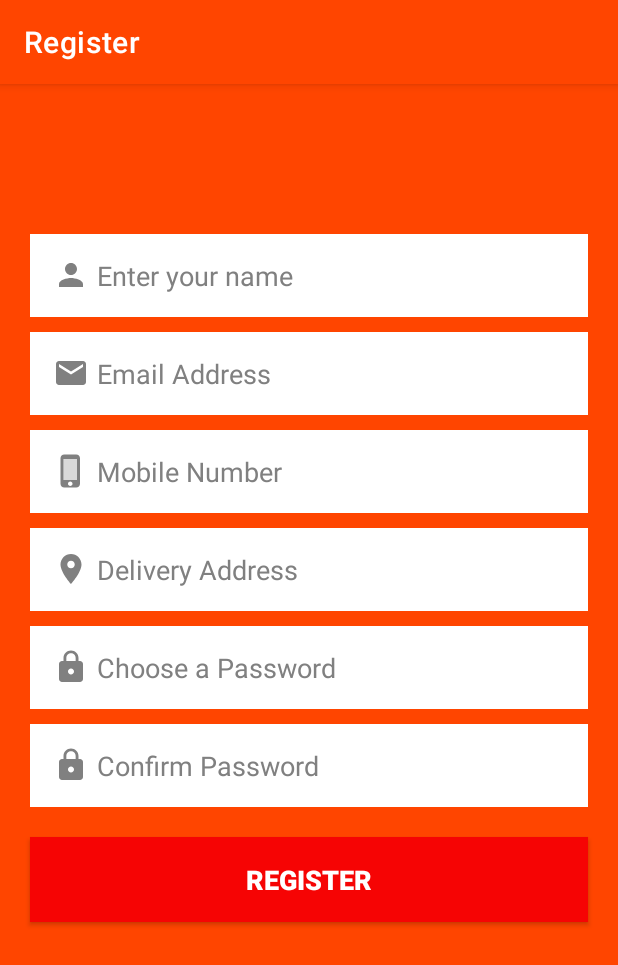
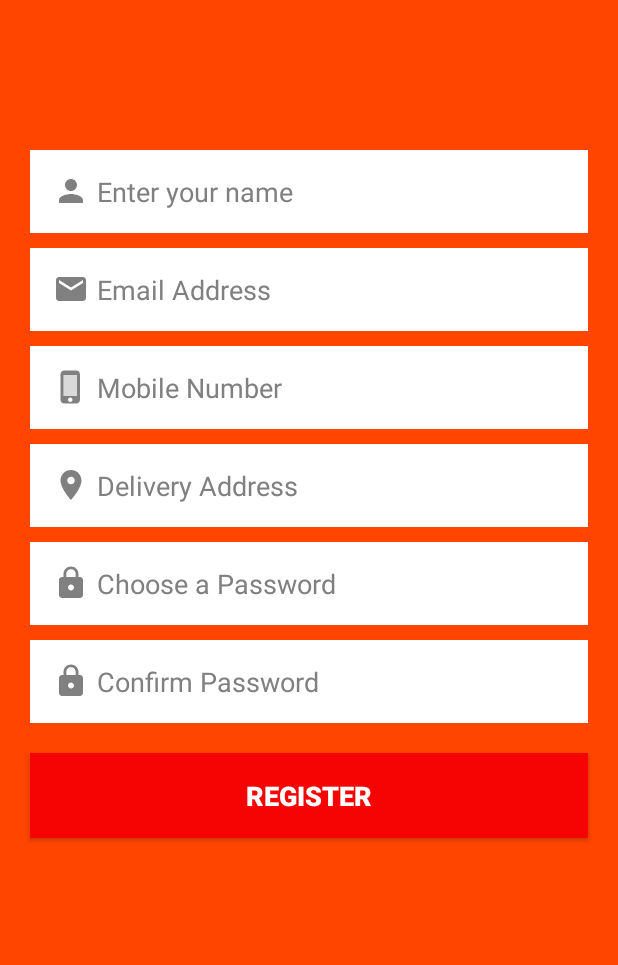
Before and after one commit to Saral03/FoodHunt-App, an Android app: the MainActivity screen opened directly, with no data from a screen before it, after a tap on "SignUp", on a phone screen of 412 x 824 dp. Shown: the top 965 px of the screen. Run offline under Robolectric (Android 15) with nearby library versions, the phone set to English and light mode, and no system bars; 2 other taps on this screen came first.

```diff
--- a/app/src/main/java/com/example/foodhunt/Login.kt
+++ b/app/src/main/java/com/example/foodhunt/Login.kt
@@ -72,4 +72,5 @@ class MainActivity : AppCompatActivity() {
 //        finish()
 //    }
 
+
 }
--- a/app/src/main/res/values-night/themes.xml
+++ b/app/src/main/res/values-night/themes.xml
@@ -1,6 +1,6 @@
 <resources xmlns:tools="http://schemas.android.com/tools">
     <!-- Base application theme. -->
-    <style name="Theme.FoodHunt" parent="Theme.MaterialComponents.Light.DarkActionBar">
+    <style name="Theme.FoodHunt" parent="Theme.MaterialComponents.Light.NoActionBar">
         <!-- Primary brand color. -->
         <item name="colorPrimary">#FF4500</item>
         <item name="colorPrimaryVariant">#FF4500</item>
--- a/app/src/main/res/values/themes.xml
+++ b/app/src/main/res/values/themes.xml
@@ -1,6 +1,6 @@
 <resources xmlns:tools="http://schemas.android.com/tools">
     <!-- Base application theme. -->
-    <style name="Theme.FoodHunt" parent="Theme.MaterialComponents.Light.DarkActionBar">
+    <style name="Theme.FoodHunt" parent="Theme.MaterialComponents.Light.NoActionBar">
         <!-- Primary brand color. -->
         <item name="colorPrimary">#FF4500</item>
         <item name="colorPrimaryVariant">#FF4500</item>
```
Also changed, not shown: app/src/main/java/com/example/foodhunt/Navigation.kt (+7 -0 lines).
